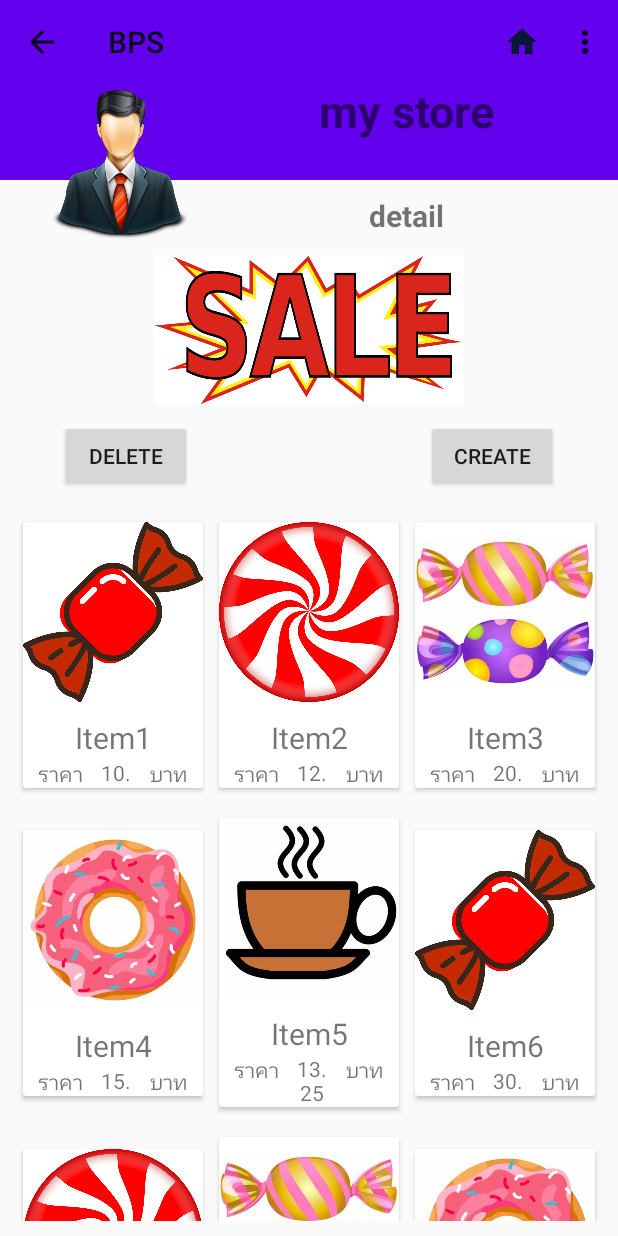
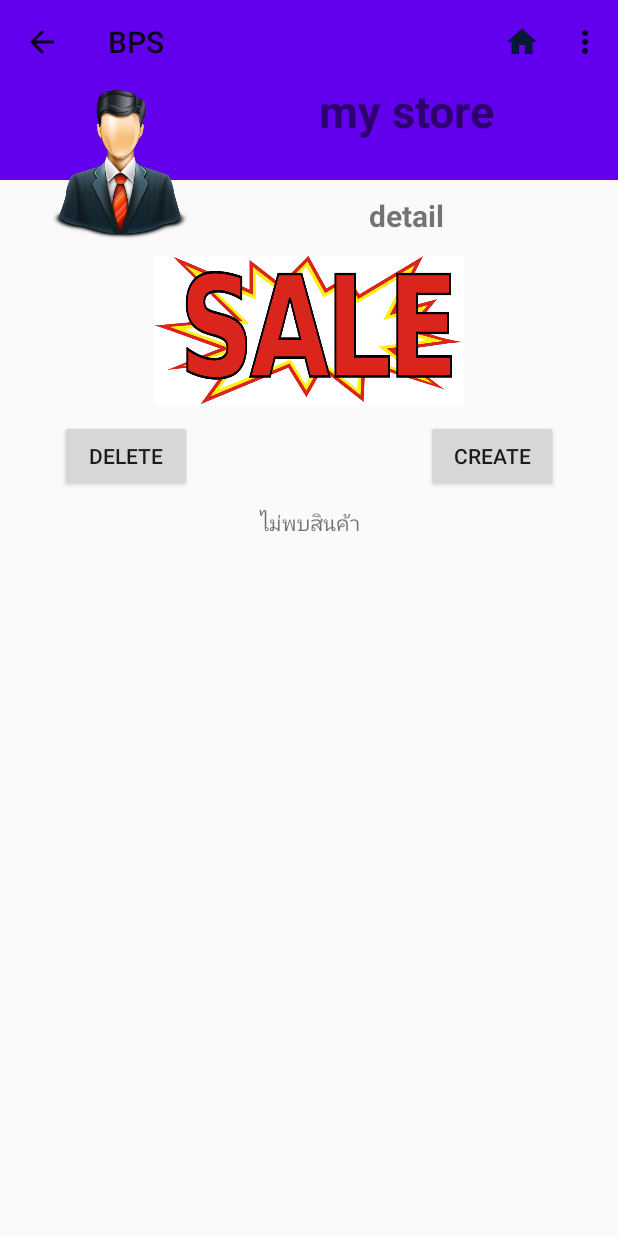
Before and after one commit to Oakerza/BPS, an Android app: the myStore screen opened directly, with no data from a screen before it, on a phone screen of 412 x 824 dp. Run offline under Robolectric (Android 15) with nearby library versions, the phone set to English and light mode, and no system bars; our stand-ins replace Firebase (no records; nobody signed in at launch, a user with empty details on screens opened directly); libraries missing offline, so code that uses them is left out: com.facebook, com.facebook.login; 4 statements that could not run were skipped.

Commit message:
ใช้สำหรับรับข้อมูลที่ว่างเปล่า

```diff
--- a/app/src/main/java/com/example/bps/model/StoreItemDetail.java
+++ b/app/src/main/java/com/example/bps/model/StoreItemDetail.java
@@ -6,6 +6,10 @@ public class StoreItemDetail {
     Double itemPrice;
     Integer itemId;
     Integer imageUrl;
+
+    public StoreItemDetail(){
+
+    }
 
     public StoreItemDetail(String itemName, Double itemPrice, Integer itemId, Integer imageUrl) {
         this.itemName = itemName;
--- a/app/src/main/java/com/example/bps/myStore.java
+++ b/app/src/main/java/com/example/bps/myStore.java
@@ -34,6 +34,7 @@ import com.google.firebase.firestore.CollectionReference;
 import com.google.firebase.firestore.DocumentReference;
 import com.google.firebase.firestore.DocumentSnapshot;
 import com.google.firebase.firestore.FirebaseFirestore;
+import com.google.firebase.firestore.QueryDocumentSnapshot;
 import com.google.firebase.firestore.QuerySnapshot;
 
 import java.util.ArrayList;
@@ -43,8 +44,8 @@ public class myStore extends AppCompatActivity {
 
     private RecyclerView myStoreItemRecycler;
     private MyStoreItemRecyclerAdapter adapter;
-    private TextView textViewUserName, textViewEmail;
-    private ImageView userImage,promotion;
+    private TextView textViewUserName, textViewEmail, textViewState;
+    private ImageView userImage, promotion;
     private FirebaseAuth firebaseAuth;
     private FirebaseFirestore firebaseFirestore;
     private String stringUserID;
@@ -68,20 +69,19 @@ public class myStore extends AppCompatActivity {
         storeItemDetails.add(new StoreItemDetail("Item9", 35.00, 1, R.drawable.item_clipart4));
         storeItemDetails.add(new StoreItemDetail("Item10", 45.00, 1, R.drawable.item_clipart5));
 
-        setItemRecycler(storeItemDetails);
-
-        Log.d("size",String.valueOf(storeItemDetails.size()));
+        Log.d("size", String.valueOf(storeItemDetails.size()));
 
         toolbar = findViewById(R.id.myStore_toolbar);
         setSupportActionBar(toolbar);
         ActionBar actionBar = getSupportActionBar();
-        if(actionBar != null){
+        if (actionBar != null) {
             actionBar.setHomeButtonEnabled(true);
             actionBar.setDisplayHomeAsUpEnabled(true);
         }
 
         textViewUserName = findViewById(R.id.myStore_text_userName);
         textViewEmail = findViewById(R.id.myStore_text_detail);
+        textViewState = findViewById(R.id.myStore_text_state);
         userImage = findViewById(R.id.myStore_profile);
         userImage.setImageResource(R.drawable.user_image);
         promotion = findViewById(R.id.myStore_promotion);
@@ -103,7 +103,7 @@ public class myStore extends AppCompatActivity {
                 goodsCollectionReference.get().addOnSuccessListener(new OnSuccessListener<QuerySnapshot>() {
                     @Override
                     public void onSuccess(QuerySnapshot queryDocumentSnapshots) {
-                        for (DocumentSnapshot documentSnapshot : queryDocumentSnapshots){
+                        for (DocumentSnapshot documentSnapshot : queryDocumentSnapshots) {
                             documentSnapshot.getReference().delete();
                         }
                     }
@@ -113,7 +113,7 @@ public class myStore extends AppCompatActivity {
         buttonCreate.setOnClickListener(new View.OnClickListener() {
             @Override
             public void onClick(View view) {
-                for (int i = 0 ; i < storeItemDetails.size() ; i++){
+                for (int i = 0; i < storeItemDetails.size(); i++) {
                     goodsCollectionReference.add(storeItemDetails.get(i))
                             .addOnFailureListener(new OnFailureListener() {
                                 @Override
@@ -125,14 +125,37 @@ public class myStore extends AppCompatActivity {
             }
         });
 
+        goodsCollectionReference.get()
+                .addOnSuccessListener(new OnSuccessListener<QuerySnapshot>() {
+                    @Override
+                    public void onSuccess(QuerySnapshot queryDocumentSnapshots) {
+                        List<StoreItemDetail> storeItemDetails1 = new ArrayList<>();
+                        int n = 0;
+                        for (QueryDocumentSnapshot documentSnapshot : queryDocumentSnapshots) {
+                            StoreItemDetail currentStoreItemDetail = documentSnapshot.toObject(StoreItemDetail.class);
+                            storeItemDetails1.add(currentStoreItemDetail);
+                            n = n+1;
+                        }
+                        if (n == 0) {
+                            textViewState.setText("ไม่พบสินค้า");
+                        }
+                        setItemRecycler(storeItemDetails1);
+                    }
+                }).addOnFailureListener(new OnFailureListener() {
+            @Override
+            public void onFailure(@NonNull Exception e) {
+                textViewState.setText("ไม่พบสินค้า");
+            }
+        });
+
         userDocumentReference.get().addOnSuccessListener(new OnSuccessListener<DocumentSnapshot>() {
             @Override
             public void onSuccess(DocumentSnapshot documentSnapshot) {
                 UserProfile userProfile = documentSnapshot.toObject(UserProfile.class);
-                if (userProfile.getUserName() == null){
+                if (userProfile.getUserName() == null) {
                     userProfile.setUserName("-");
                 }
-                if (userProfile.getEmail() == null){
+                if (userProfile.getEmail() == null) {
                     userProfile.setEmail("-");
 
                 }
@@ -144,9 +167,9 @@ public class myStore extends AppCompatActivity {
 
     private void setItemRecycler(List<StoreItemDetail> storeItemDetails) {
         myStoreItemRecycler = findViewById(R.id.myStore_recycler);
-        RecyclerView.LayoutManager layoutManager = new GridLayoutManager(this,3);
+        RecyclerView.LayoutManager layoutManager = new GridLayoutManager(this, 3);
         myStoreItemRecycler.setLayoutManager(layoutManager);
-        adapter = new MyStoreItemRecyclerAdapter(this,storeItemDetails);
+        adapter = new MyStoreItemRecyclerAdapter(this, storeItemDetails);
         myStoreItemRecycler.setAdapter(adapter);
     }
 
@@ -167,12 +190,12 @@ public class myStore extends AppCompatActivity {
                 onBackPressed();
                 return true;
             case R.id.myShop_toolbar_toMain:
-                intent = new Intent(this,MainActivity.class);
+                intent = new Intent(this, MainActivity.class);
                 intent.addFlags(Intent.FLAG_ACTIVITY_CLEAR_TOP);
                 startActivity(intent);
                 return false;
             case R.id.myShop_toolbar_profile:
-                intent = new Intent(this,myStoreProfile.class);
+                intent = new Intent(this, myStoreProfile.class);
                 intent.addFlags(Intent.FLAG_ACTIVITY_CLEAR_TOP);
                 startActivity(intent);
                 return false;
--- a/app/src/main/res/layout/activity_my_store.xml
+++ b/app/src/main/res/layout/activity_my_store.xml
@@ -85,6 +85,14 @@
             android:layout_below="@id/myStore_promotion"
             android:text="create"/>
 
+        <TextView
+            android:id="@+id/myStore_text_state"
+            android:layout_width="match_parent"
+            android:layout_height="wrap_content"
+            android:layout_below="@+id/myStore_delete"
+            android:layout_margin="10dp"
+            android:textAlignment="center"/>
+
         <androidx.recyclerview.widget.RecyclerView
             android:id="@+id/myStore_recycler"
             android:layout_width="match_parent"
```
